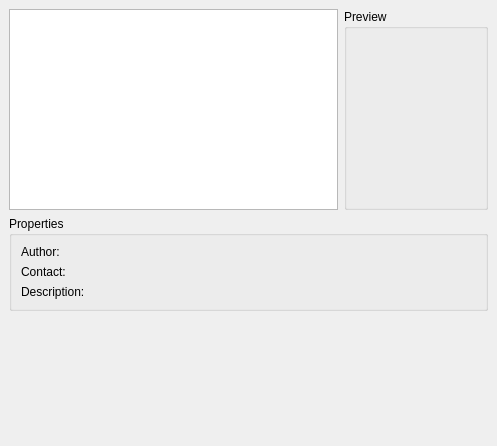
The window that kmahjonggtilesetselector.ui (KDE/libkmahjongg) describes before a commit, drawn with Qt 5.
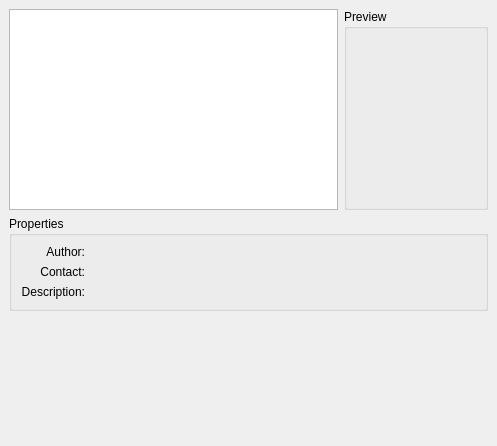
The same window after the commit.

Commit message: Right-align for labels, trying to follow the tips on the usability team blog. Still some work to do.

```diff
--- a/kmahjonggtilesetselector.ui
+++ b/kmahjonggtilesetselector.ui
@@ -103,6 +103,9 @@
           <property name="text" >
            <string>Author:</string>
           </property>
+          <property name="alignment" >
+           <set>Qt::AlignRight|Qt::AlignTrailing|Qt::AlignVCenter</set>
+          </property>
          </widget>
         </item>
         <item>
@@ -110,6 +113,9 @@
           <property name="text" >
            <string>Contact:</string>
           </property>
+          <property name="alignment" >
+           <set>Qt::AlignRight|Qt::AlignTrailing|Qt::AlignVCenter</set>
+          </property>
          </widget>
         </item>
         <item>
@@ -117,6 +123,9 @@
           <property name="text" >
            <string>Description:</string>
           </property>
+          <property name="alignment" >
+           <set>Qt::AlignRight|Qt::AlignTrailing|Qt::AlignVCenter</set>
+          </property>
          </widget>
         </item>
        </layout>
```
The commit also changes 1 other file.
